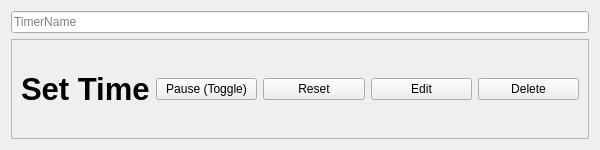
Before: the Qt Designer form timerwidget.ui in MikeParadox/study_timer, drawn with Qt 5.
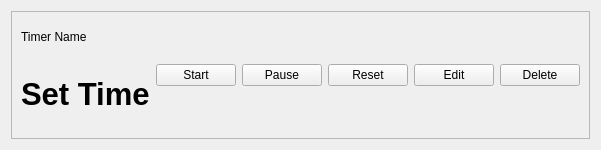
After: the same form once the commit is applied.

Commit message: Fix layout, LineEdit -> Label, add start button, gray out other buttons when not needed

```diff
--- a/timerwidget.ui
+++ b/timerwidget.ui
@@ -29,22 +29,6 @@
    <enum>Qt::LeftToRight</enum>
   </property>
   <layout class="QVBoxLayout" name="verticalLayout">
-   <item>
-    <widget class="QLineEdit" name="timerNameFieldOnTimer">
-     <property name="autoFillBackground">
-      <bool>true</bool>
-     </property>
-     <property name="text">
-      <string/>
-     </property>
-     <property name="readOnly">
-      <bool>true</bool>
-     </property>
-     <property name="placeholderText">
-      <string>TimerName</string>
-     </property>
-    </widget>
-   </item>
    <item>
     <widget class="QFrame" name="frame">
      <property name="frameShape">
@@ -53,8 +37,8 @@
      <property name="frameShadow">
       <enum>QFrame::Raised</enum>
      </property>
-     <layout class="QHBoxLayout" name="horizontalLayout_2">
-      <item>
+     <layout class="QGridLayout" name="gridLayout">
+      <item row="1" column="0" rowspan="2">
        <widget class="QLabel" name="time">
         <property name="font">
          <font>
@@ -68,34 +52,48 @@
         </property>
        </widget>
       </item>
-      <item>
+      <item row="0" column="2" rowspan="3">
        <widget class="QPushButton" name="pauseButton">
         <property name="text">
-         <string>Pause (Toggle)</string>
+         <string>Pause</string>
         </property>
        </widget>
       </item>
-      <item>
+      <item row="0" column="0">
+       <widget class="QLabel" name="timerNameFieldOnTimer">
+        <property name="text">
+         <string>Timer Name</string>
+        </property>
+       </widget>
+      </item>
+      <item row="0" column="4" rowspan="3">
        <widget class="QPushButton" name="resetButton">
         <property name="text">
          <string>Reset</string>
         </property>
        </widget>
       </item>
-      <item>
+      <item row="0" column="5" rowspan="3">
        <widget class="QPushButton" name="editButton">
         <property name="text">
          <string>Edit</string>
         </property>
        </widget>
       </item>
-      <item>
+      <item row="0" column="6" rowspan="3">
        <widget class="QPushButton" name="deleteButton">
         <property name="text">
          <string>Delete</string>
         </property>
        </widget>
       </item>
+      <item row="0" column="1" rowspan="3">
+       <widget class="QPushButton" name="startButton">
+        <property name="text">
+         <string>Start</string>
+        </property>
+       </widget>
+      </item>
      </layout>
     </widget>
    </item>
```
The commit also changes 2 other files.
